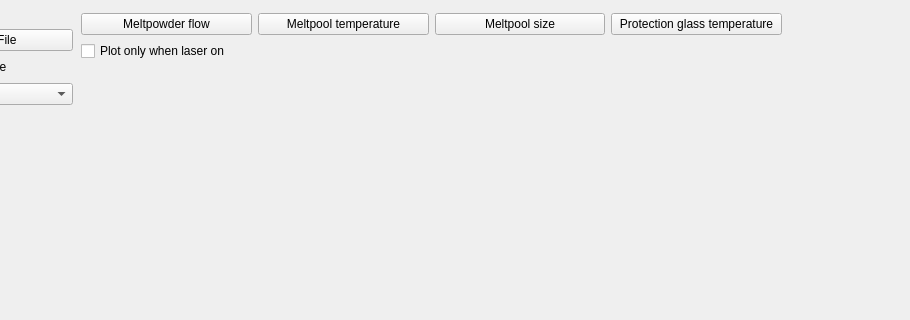
The window that qt_poc/ui/main_window.ui (sw580844/ngif_romar) describes before a commit, drawn with Qt 5; both pictures show x 101 to 1011 and y 0 to 320 of the 1011 by 617 pixel window.
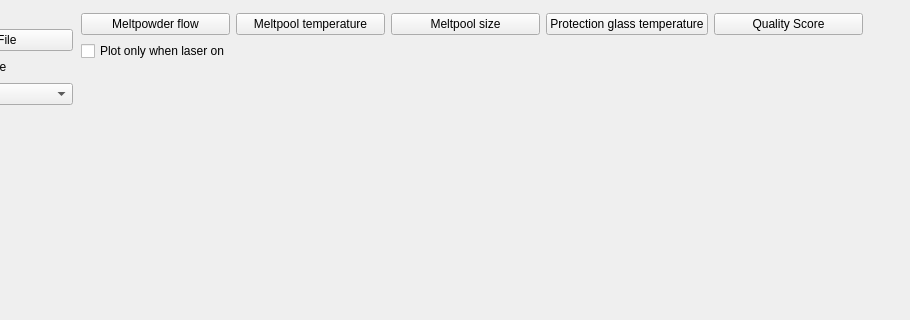
The same window after the commit. The open tabs and pages were chosen to show the change.

Commit message: Added quality score to 3D plots

The edit to the form file:
```diff
--- a/qt_poc/ui/main_window.ui
+++ b/qt_poc/ui/main_window.ui
@@ -372,7 +372,7 @@
            <rect>
             <x>2</x>
             <y>4</y>
-            <width>701</width>
+            <width>782</width>
             <height>567</height>
            </rect>
           </property>
@@ -407,6 +407,13 @@
                </property>
               </widget>
              </item>
+             <item row="0" column="4">
+              <widget class="QPushButton" name="page4_pushButton_Q">
+               <property name="text">
+                <string>Quality Score</string>
+               </property>
+              </widget>
+             </item>
             </layout>
            </item>
            <item row="4" column="0">
```
Left out of the diff: 36 changed lines with no effect on the pictures.
